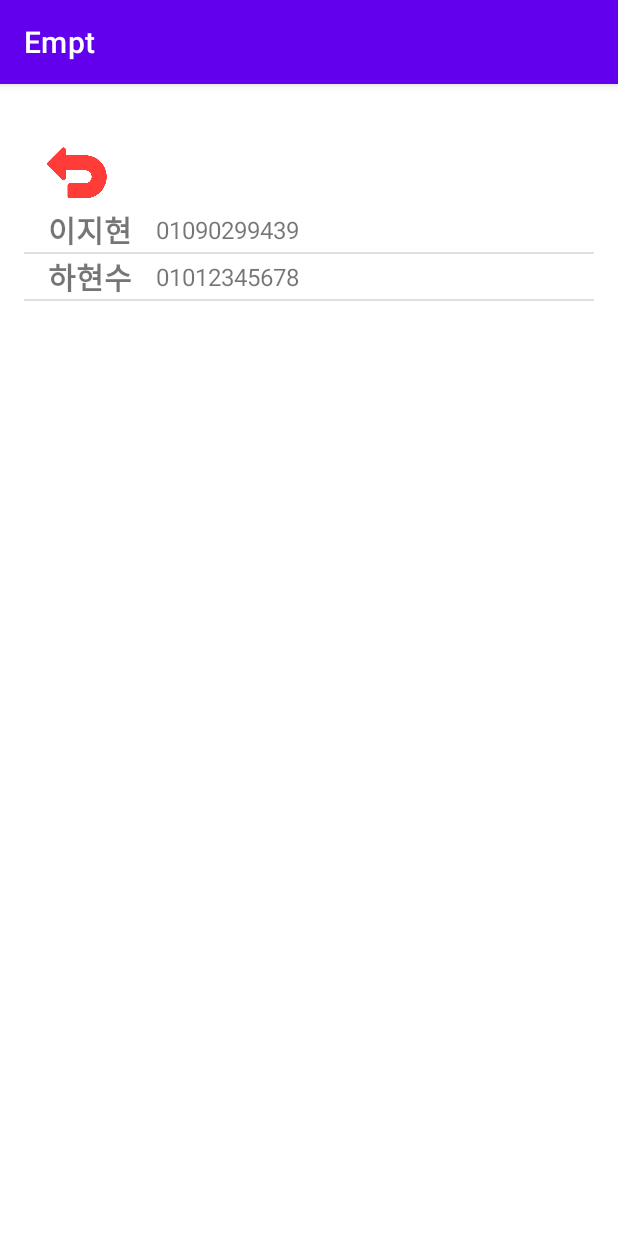
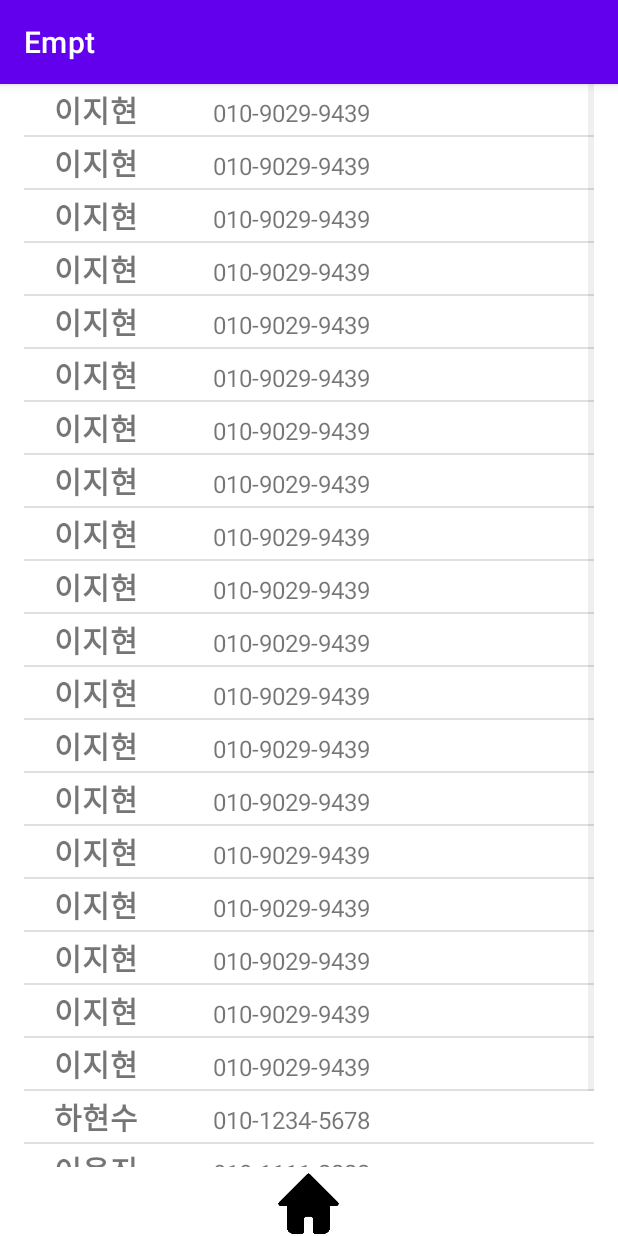
Before and after one commit to Jihyun03/madcamp_android, an Android app: the SubActivity1 screen opened directly, with no data from a screen before it, on a phone screen of 412 x 824 dp. Run offline under Robolectric (Android 15) with nearby library versions, the phone set to English and light mode, and no system bars.

Commit message:
0630_button1_done_csv_reading

```diff
--- a/app/src/main/java/com/example/empt/SubActivity1.kt
+++ b/app/src/main/java/com/example/empt/SubActivity1.kt
@@ -2,23 +2,44 @@ package com.example.empt
 
 import androidx.appcompat.app.AppCompatActivity
 import android.os.Bundle
+import android.view.View
+import android.widget.AdapterView
+import android.widget.ListAdapter
 import kotlinx.android.synthetic.main.activity_button1.*
-import java.io.BufferedReader
+import org.json.JSONArray
+import org.json.JSONException
+import org.json.JSONObject
+
 
 
 class SubActivity1 : AppCompatActivity() {
+    lateinit var PNAdapter : ListAdapter
     override fun onCreate(savedInstanceState: Bundle?) {
-        var phonenumlist = arrayListOf<PhoneNum>(
-            PhoneNum("이지현","01090299439"),
-            PhoneNum("하현수","01012345678")
-        )
-        //try{
-            //BufferedReader br = new BufferedReader(new FileReader("phone_num_list.csv"))
-
-        //}
+        var phonenumlist = arrayListOf<PhoneNum>()
         super.onCreate(savedInstanceState)
         setContentView(R.layout.activity_button1)
-        val PNAdapter = PNListAdapter(this,phonenumlist)
+        try{
+            val jsonString = assets.open("phone_num_list.json")
+            val size = jsonString.available()
+            val buffer = ByteArray(size)
+            jsonString.read(buffer)
+            jsonString.close()
+            var strJson = String(buffer,Charsets.UTF_8)
+            val jsonObject = JSONObject(strJson)
+            val pnarray = jsonObject.getJSONArray("pnlist")
+            var i = 0
+            while(i<pnarray.length()){
+                val jsonObject = pnarray.getJSONObject(i)
+                val person = jsonObject.getString("name")
+                val phone_num = jsonObject.getString("phonenum")
+                val Phone_Num = PhoneNum(person,phone_num)
+                phonenumlist.add(Phone_Num)
+                i++
+            }
+        } catch (e:JSONException){
+            e.printStackTrace()
+        }
+        PNAdapter = PNListAdapter(this,phonenumlist)
         phonenum_list.adapter = PNAdapter
         backbutton1.setOnClickListener {
             finish()
--- a/app/src/main/java/com/example/empt/phone_num_list.csv
+++ /dev/null
@@ -1,4 +0,0 @@
-이지현,010-9029-9439
-하현수,010-1234-5678
-이용진,010-1111-2222
-미노이,010-5656-7878
--- a/app/src/main/res/layout/activity_button1.xml
+++ b/app/src/main/res/layout/activity_button1.xml
@@ -9,50 +9,37 @@
     android:orientation="vertical"
     tools:context=".SubActivity1">
 
-    <!--    <TextView-->
-    <!--        android:layout_width="wrap_content"-->
-    <!--        android:layout_height="wrap_content"-->
-    <!--        android:text="Hello World!"-->
-    <!--        app:layout_constraintBottom_toBottomOf="parent"-->
-    <!--        app:layout_constraintEnd_toEndOf="parent"-->
-    <!--        app:layout_constraintStart_toStartOf="parent"-->
-    <!--        app:layout_constraintTop_toTopOf="parent" />-->
+    <LinearLayout
+        android:layout_width="match_parent"
+        android:layout_height="0dp"
+        android:layout_weight="1"
+        >
+        <ListView
+        android:id="@+id/phonenum_list"
+        android:layout_width="match_parent"
+        android:layout_height="wrap_content"
+        android:nestedScrollingEnabled="true"
+        android:backgroundTint="#9F5FD6"
+        app:layout_constraintBottom_toBottomOf="parent"
+        app:layout_constraintStart_toStartOf="parent"
+        app:layout_constraintTop_toTopOf="parent"
+        >
+    </ListView></LinearLayout>
 
-    <!--    <Button-->
-    <!--        android:id="@+id/btn_close"-->
-    <!--        android:layout_width="100dp"-->
-    <!--        android:layout_height="50dp"-->
-    <!--        android:layout_marginTop="260dp"-->
-    <!--        android:layout_marginBottom="10dp"-->
-    <!--        android:backgroundTint="#009688"-->
-    <!--        android:text="뒤로가기"-->
-    <!--        app:layout_constraintBottom_toTopOf="parent"-->
-    <!--        app:layout_constraintEnd_toEndOf="parent"-->
-    <!--        app:layout_constraintHorizontal_bias="0.5"-->
-    <!--        app:layout_constraintStart_toStartOf="parent"-->
-    <!--        app:layout_constraintTop_toTopOf="parent" />-->
 
 
     <ImageButton
         android:id="@+id/backbutton1"
         android:layout_width="62dp"
         android:layout_height="46dp"
-        android:layout_marginStart="4dp"
-        android:layout_marginTop="36dp"
+        android:layout_gravity="center_horizontal"
         android:adjustViewBounds="true"
         android:backgroundTint="@color/white"
         android:padding="0dp"
         android:scaleType="fitCenter"
-        android:src="@drawable/back_arrow"
-        app:layout_constraintStart_toStartOf="parent" />
-
-    <ListView
-        android:id="@+id/phonenum_list"
-        android:layout_width="407dp"
-        android:layout_height="598dp"
-        android:layout_marginBottom="50dp"
-        android:backgroundTint="#9F5FD6"
+        android:src="@drawable/home"
         app:layout_constraintBottom_toBottomOf="parent"
         app:layout_constraintStart_toStartOf="parent" />
 
+
 </LinearLayout>
--- a/app/src/main/res/layout/activity_main.xml
+++ b/app/src/main/res/layout/activity_main.xml
@@ -22,7 +22,7 @@
         android:layout_height="50dp"
         android:layout_marginTop="260dp"
         android:layout_marginBottom="10dp"
-        android:backgroundTint="#009688"
+        android:backgroundTint="#86000000"
         android:text="연락처"
         app:layout_constraintBottom_toTopOf="@+id/btn_photo_book"
         app:layout_constraintEnd_toEndOf="parent"
@@ -35,7 +35,7 @@
         android:layout_width="100dp"
         android:layout_height="50dp"
         android:layout_marginBottom="10dp"
-        android:backgroundTint="#5093E4"
+        android:backgroundTint="#86000000"
         android:text="사진 앨범"
         app:layout_constraintBottom_toTopOf="@+id/memopad"
         app:layout_constraintEnd_toEndOf="parent"
@@ -48,7 +48,7 @@
         android:layout_width="100dp"
         android:layout_height="50dp"
         android:layout_marginBottom="301dp"
-        android:backgroundTint="#9F5FD6"
+        android:backgroundTint="#86000000"
         android:text="메모장"
         app:layout_constraintBottom_toBottomOf="parent"
         app:layout_constraintEnd_toEndOf="parent"
--- a/app/src/main/res/layout/listview_item.xml
+++ b/app/src/main/res/layout/listview_item.xml
@@ -1,7 +1,7 @@
 <?xml version="1.0" encoding="utf-8"?>
-<androidx.constraintlayout.widget.ConstraintLayout xmlns:android="http://schemas.android.com/apk/res/android"
+<LinearLayout xmlns:android="http://schemas.android.com/apk/res/android"
     android:layout_width="match_parent"
-    android:layout_height="60dp"
+    android:layout_height="wrap_content"
     xmlns:app="http://schemas.android.com/apk/res-auto"
     xmlns:tools="http://schemas.android.com/tools">
 
@@ -10,11 +10,11 @@
         android:id="@+id/name"
         android:layout_width="wrap_content"
         android:layout_height="wrap_content"
-        android:layout_marginStart="16dp"
+        android:layout_marginStart="20dp"
+        android:layout_marginBottom="2dp"
+        android:layout_marginTop="2dp"
         android:textSize="20sp"
         android:textStyle="bold"
-        app:layout_constraintStart_toStartOf="parent"
-        app:layout_constraintTop_toTopOf="parent"
         tools:text="Name"/>
 
 
@@ -22,11 +22,10 @@
         android:id="@+id/phoneNum"
         android:layout_width="wrap_content"
         android:layout_height="wrap_content"
-        android:layout_marginStart="16dp"
+        android:layout_marginStart="50dp"
+        android:layout_marginBottom="2dp"
+        android:layout_marginTop="2dp"
         android:textSize="16sp"
-        app:layout_constraintBottom_toBottomOf="@+id/name"
-        app:layout_constraintStart_toEndOf="@+id/name"
-        app:layout_constraintTop_toTopOf="@+id/name"
         tools:text="Phone Number" />
 
-</androidx.constraintlayout.widget.ConstraintLayout>
+</LinearLayout>
```
Also changed, not shown: app/src/main/assets/phone_num_list.json (added, +24 -0 lines), app/src/main/res/drawable/home.png (added), app/src/main/res/drawable/notes.png (added), app/src/main/res/drawable/phonebook.png (added), app/src/main/res/drawable/photo_library.png (added).
